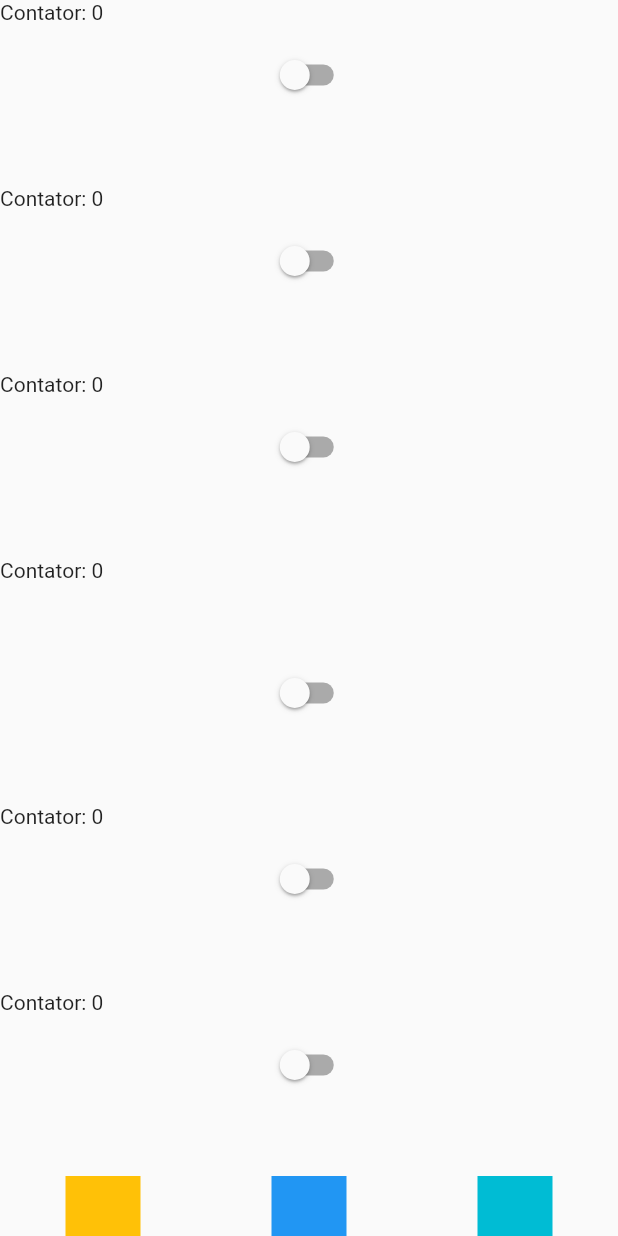
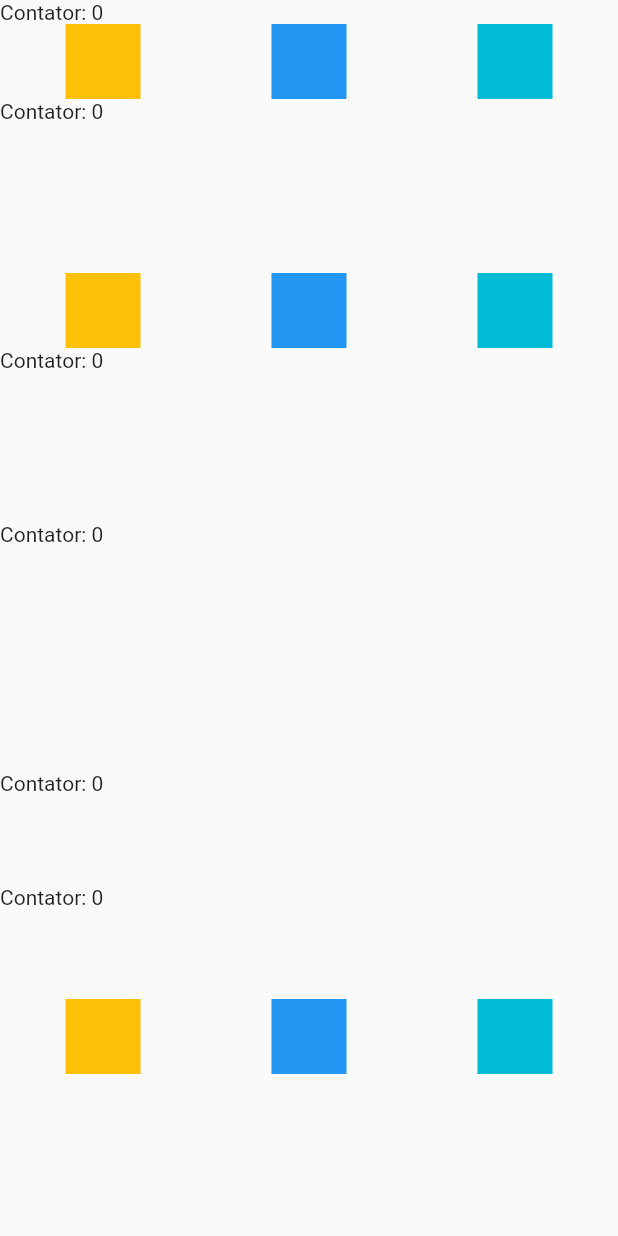
Before and after one commit to fabiano-teichmann/flutter, a Flutter app: the MyListView widget shown alone on an empty page, opened directly with empty values, on a phone screen of 412 x 824 dp. Run offline on Flutter 3.47's test engine with Material 2 defaults, Android fonts, the phone set to English and light mode, and no system bars.

Commit message:
Menus e criaçao widget

```diff
--- a/lib/state/home_page.dart
+++ b/lib/state/home_page.dart
@@ -1,5 +1,8 @@
 import 'package:flutter/material.dart';
 import 'package:learning_flutter/state/app_controller.dart';
+import 'package:learning_flutter/widget/list_view.dart';
+import 'package:learning_flutter/widget/navigation.dart';
+import 'package:learning_flutter/widget/swith.dart';
 
 class HomePage extends StatefulWidget {
   @override
@@ -14,6 +17,7 @@ class HomePageState extends State<HomePage> {
   Widget build(BuildContext context) {
     return MaterialApp(
       home: Scaffold(
+        drawer: Navigation(),
         appBar: AppBar(
           title: Center(
               child: Text(
@@ -47,119 +51,3 @@ class HomePageState extends State<HomePage> {
     );
   }
 }
-
-class CustomSwith extends StatelessWidget {
-  @override
-  Widget build(BuildContext context) {
-    return Switch(
-      value: AppController.instance.isDartTheme,
-
-      onChanged: (value) {
-        AppController.instance.changeTheme();
-      },
-    );
-  }
-}
-
-class CustomCol extends StatelessWidget {
-  var count;
-  CustomCol(this.count);
-
-  @override
-  Widget build(BuildContext context) {
-    return Column(
-      mainAxisAlignment: MainAxisAlignment.center,
-      //for children
-      crossAxisAlignment: CrossAxisAlignment.center,
-      children: [
-        Text('Contator: $count'),
-        Container(height: 10,),
-        CustomSwith(),
-        Container(height: 20,),
-        Row(
-          mainAxisAlignment: MainAxisAlignment.spaceAround,
-          crossAxisAlignment: CrossAxisAlignment.center,
-
-          children: [
-            Container(
-              width: 50,
-              height: 50,
-              color: Colors.amber,
-            ),
-            Container(
-              width: 50,
-              height: 50,
-              color: Colors.blue,
-            ),
-            Container(
-              width: 50,
-              height: 50,
-              color: Colors.cyan,
-            ),
-          ],
-        )
-      ],
-    );
-  }
-}
-
-
-class MyListView extends StatelessWidget {
-  // used for scroll page if use column error happen if overtake height screen
-  var count;
-  MyListView(this.count);
-
-  @override
-  Widget build(BuildContext context) {
-    return ListView(
-      children: [
-        Text('Contator: $count'),
-        Container(height: 10,),
-        CustomSwith(),
-        Container(height: 50,),
-        Text('Contator: $count'),
-        Container(height: 10,),
-        CustomSwith(),
-        Container(height: 50,),
-        Text('Contator: $count'),
-        Container(height: 10,),
-        CustomSwith(),
-        Container(height: 50,),
-        Text('Contator: $count'),
-        Container(height: 50,),
-        CustomSwith(),
-        Container(height: 50,),
-        Text('Contator: $count'),
-        Container(height: 10,),
-        CustomSwith(),
-        Container(height: 50,),
-        Text('Contator: $count'),
-        Container(height: 10,),
-        CustomSwith(),
-        Container(height: 50,),
-        Row(
-          mainAxisAlignment: MainAxisAlignment.spaceAround,
-          crossAxisAlignment: CrossAxisAlignment.center,
-
-          children: [
-            Container(
-              width: 50,
-              height: 50,
-              color: Colors.amber,
-            ),
-            Container(
-              width: 50,
-              height: 50,
-              color: Colors.blue,
-            ),
-            Container(
-              width: 50,
-              height: 50,
-              color: Colors.cyan,
-            ),
-          ],
-        )
-      ],
-    );
-  }
-}
--- /dev/null
+++ b/lib/widget/list_view.dart
@@ -0,0 +1,96 @@
+import 'package:flutter/material.dart';
+
+class MyListView extends StatelessWidget {
+  // used for scroll page if use column error happen if overtake height screen
+  var count;
+  MyListView(this.count);
+
+  @override
+  Widget build(BuildContext context) {
+    return ListView(
+      children: [
+        Text('Contator: $count'),
+        Row(
+          mainAxisAlignment: MainAxisAlignment.spaceAround,
+          crossAxisAlignment: CrossAxisAlignment.center,
+
+          children: [
+            Container(
+              width: 50,
+              height: 50,
+              color: Colors.amber,
+            ),
+            Container(
+              width: 50,
+              height: 50,
+              color: Colors.blue,
+            ),
+            Container(
+              width: 50,
+              height: 50,
+              color: Colors.cyan,
+            ),
+          ],
+        ),
+        Text('Contator: $count'),
+        Container(height: 100,),
+        Row(
+          mainAxisAlignment: MainAxisAlignment.spaceAround,
+          crossAxisAlignment: CrossAxisAlignment.center,
+
+          children: [
+            Container(
+              width: 50,
+              height: 50,
+              color: Colors.amber,
+            ),
+
+            Container(
+              width: 50,
+              height: 50,
+              color: Colors.blue,
+            ),
+            Container(
+              width: 50,
+              height: 50,
+              color: Colors.cyan,
+            ),
+          ],
+        ),
+        Text('Contator: $count'),
+        Container(height: 100,),
+        Text('Contator: $count'),
+        Container(height: 150,),
+
+        Text('Contator: $count'),
+        Container(height: 10,),
+        Container(height: 50,),
+        Text('Contator: $count'),
+        Container(height: 10,),
+        Container(height: 50,),
+        Row(
+          mainAxisAlignment: MainAxisAlignment.spaceAround,
+          crossAxisAlignment: CrossAxisAlignment.center,
+
+          children: [
+            Container(
+              width: 50,
+              height: 50,
+              color: Colors.amber,
+            ),
+            Container(
+              width: 50,
+              height: 50,
+              color: Colors.blue,
+            ),
+            Container(
+              width: 50,
+              height: 50,
+              color: Colors.cyan,
+            ),
+          ],
+        )
+      ],
+    );
+  }
+}
```
Also changed, not shown: lib/login_page.dart (+20 -3 lines), lib/widget/column.dart (added, +44 -0 lines), lib/widget/navigation.dart (added, +29 -0 lines), lib/widget/swith.dart (added, +15 -0 lines).
